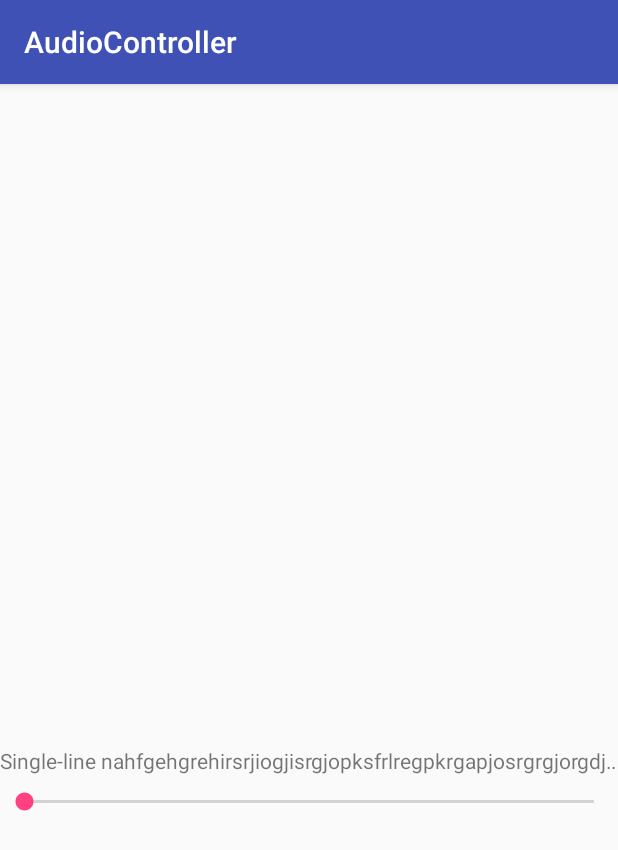
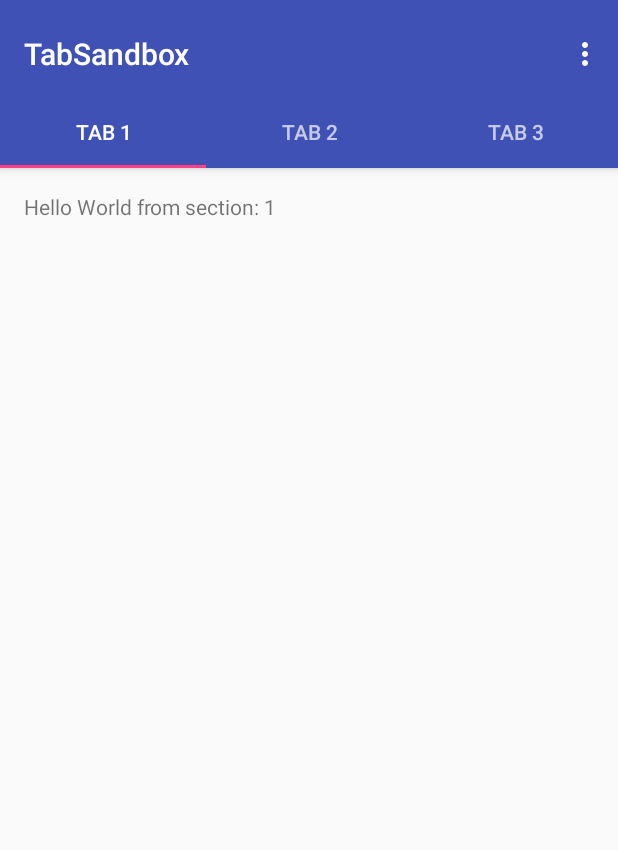
Before and after one commit to onejosharmy/Sprint3, an Android app: the screen it shows after launch (MainActivity), on a phone screen of 412 x 824 dp. Shown: the top 850 px of the screen. Run offline under Robolectric (Android 15) with nearby library versions, the phone set to English and light mode, and no system bars.

Commit message:
Redone layout, now has 3 functioning tabs w/ a seek bar. Can't get bar to show at bottom.

```diff
--- a/app/build.gradle
+++ b/app/build.gradle
@@ -21,6 +21,7 @@
 dependencies {
     implementation fileTree(dir: 'libs', include: ['*.jar'])
     implementation 'com.android.support:appcompat-v7:26.1.0'
+    implementation 'com.android.support:design:26.1.0'
     implementation 'com.android.support.constraint:constraint-layout:1.0.2'
     testImplementation 'junit:junit:4.12'
     androidTestImplementation 'com.android.support.test:runner:1.0.1'
--- a/app/src/main/AndroidManifest.xml
+++ b/app/src/main/AndroidManifest.xml
@@ -9,7 +9,10 @@
         android:roundIcon="@mipmap/ic_launcher_round"
         android:supportsRtl="true"
         android:theme="@style/AppTheme">
-        <activity android:name=".MainActivity">
+        <activity
+            android:name=".MainActivity"
+            android:label="@string/app_name"
+            android:theme="@style/AppTheme.NoActionBar">
             <intent-filter>
                 <action android:name="android.intent.action.MAIN" />
 
--- a/app/src/main/java/media/cs4985/westga/edu/audiocontroller/MainActivity.java
+++ b/app/src/main/java/media/cs4985/westga/edu/audiocontroller/MainActivity.java
@@ -1,16 +1,141 @@
 package media.cs4985.westga.edu.audiocontroller;
 
+import android.support.design.widget.TabLayout;
 import android.support.v7.app.AppCompatActivity;
+import android.support.v7.widget.Toolbar;
+
+import android.support.v4.app.Fragment;
+import android.support.v4.app.FragmentManager;
+import android.support.v4.app.FragmentPagerAdapter;
+import android.support.v4.view.ViewPager;
 import android.os.Bundle;
+import android.view.LayoutInflater;
+import android.view.Menu;
+import android.view.MenuItem;
+import android.view.View;
+import android.view.ViewGroup;
+
 import android.widget.TextView;
 
+
 public class MainActivity extends AppCompatActivity {
+
+    /**
+     * The {@link android.support.v4.view.PagerAdapter} that will provide
+     * fragments for each of the sections. We use a
+     * {@link FragmentPagerAdapter} derivative, which will keep every
+     * loaded fragment in memory. If this becomes too memory intensive, it
+     * may be best to switch to a
+     * {@link android.support.v4.app.FragmentStatePagerAdapter}.
+     */
+    private SectionsPagerAdapter mSectionsPagerAdapter;
+
+    /**
+     * The {@link ViewPager} that will host the section contents.
+     */
+    private ViewPager mViewPager;
 
     @Override
     protected void onCreate(Bundle savedInstanceState) {
         super.onCreate(savedInstanceState);
         setContentView(R.layout.activity_main);
-        TextView view = findViewById(R.id.musicName);
-        view.setSelected(true);
+
+        Toolbar toolbar = (Toolbar) findViewById(R.id.toolbar);
+        setSupportActionBar(toolbar);
+        // Create the adapter that will return a fragment for each of the three
+        // primary sections of the activity.
+        mSectionsPagerAdapter = new SectionsPagerAdapter(getSupportFragmentManager());
+
+        // Set up the ViewPager with the sections adapter.
+        mViewPager = (ViewPager) findViewById(R.id.container);
+        mViewPager.setAdapter(mSectionsPagerAdapter);
+
+        TabLayout tabLayout = (TabLayout) findViewById(R.id.tabs);
+
+        mViewPager.addOnPageChangeListener(new TabLayout.TabLayoutOnPageChangeListener(tabLayout));
+        tabLayout.addOnTabSelectedListener(new TabLayout.ViewPagerOnTabSelectedListener(mViewPager));
+
+    }
+
+
+    @Override
+    public boolean onCreateOptionsMenu(Menu menu) {
+        // Inflate the menu; this adds items to the action bar if it is present.
+        getMenuInflater().inflate(R.menu.menu_main, menu);
+        return true;
+    }
+
+    @Override
+    public boolean onOptionsItemSelected(MenuItem item) {
+        // Handle action bar item clicks here. The action bar will
+        // automatically handle clicks on the Home/Up button, so long
+        // as you specify a parent activity in AndroidManifest.xml.
+        int id = item.getItemId();
+
+        //noinspection SimplifiableIfStatement
+        if (id == R.id.action_settings) {
+            return true;
+        }
+
+        return super.onOptionsItemSelected(item);
+    }
+
+    /**
+     * A placeholder fragment containing a simple view.
+     */
+    public static class PlaceholderFragment extends Fragment {
+        /**
+         * The fragment argument representing the section number for this
+         * fragment.
+         */
+        private static final String ARG_SECTION_NUMBER = "section_number";
+
+        public PlaceholderFragment() {
+        }
+
+        /**
+         * Returns a new instance of this fragment for the given section
+         * number.
+         */
+        public static PlaceholderFragment newInstance(int sectionNumber) {
+            PlaceholderFragment fragment = new PlaceholderFragment();
+            Bundle args = new Bundle();
+            args.putInt(ARG_SECTION_NUMBER, sectionNumber);
+            fragment.setArguments(args);
+            return fragment;
+        }
+
+        @Override
+        public View onCreateView(LayoutInflater inflater, ViewGroup container,
+                                 Bundle savedInstanceState) {
+            View rootView = inflater.inflate(R.layout.fragment_main, container, false);
+            TextView textView = (TextView) rootView.findViewById(R.id.section_label);
+            textView.setText(getString(R.string.section_format, getArguments().getInt(ARG_SECTION_NUMBER)));
+            return rootView;
+        }
+    }
+
+    /**
+     * A {@link FragmentPagerAdapter} that returns a fragment corresponding to
+     * one of the sections/tabs/pages.
+     */
+    public class SectionsPagerAdapter extends FragmentPagerAdapter {
+
+        public SectionsPagerAdapter(FragmentManager fm) {
+            super(fm);
+        }
+
+        @Override
+        public Fragment getItem(int position) {
+            // getItem is called to instantiate the fragment for the given page.
+            // Return a PlaceholderFragment (defined as a static inner class below).
+            return PlaceholderFragment.newInstance(position + 1);
+        }
+
+        @Override
+        public int getCount() {
+            // Show 3 total pages.
+            return 3;
+        }
     }
 }
--- a/app/src/main/res/layout/activity_main.xml
+++ b/app/src/main/res/layout/activity_main.xml
@@ -1,76 +1,63 @@
 <?xml version="1.0" encoding="utf-8"?>
-<LinearLayout xmlns:android="http://schemas.android.com/apk/res/android"
+<android.support.design.widget.CoordinatorLayout xmlns:android="http://schemas.android.com/apk/res/android"
+    xmlns:app="http://schemas.android.com/apk/res-auto"
     xmlns:tools="http://schemas.android.com/tools"
+    android:id="@+id/main_content"
     android:layout_width="match_parent"
     android:layout_height="match_parent"
-    android:orientation="vertical"
+    android:fitsSystemWindows="true"
     tools:context="media.cs4985.westga.edu.audiocontroller.MainActivity">
 
-    <TabHost
+    <android.support.design.widget.AppBarLayout
+        android:id="@+id/appbar"
         android:layout_width="match_parent"
-        android:layout_height="441dp">
+        android:layout_height="wrap_content"
+        android:paddingTop="@dimen/appbar_padding_top"
+        android:theme="@style/AppTheme.AppBarOverlay">
 
-        <LinearLayout
+        <android.support.v7.widget.Toolbar
+            android:id="@+id/toolbar"
             android:layout_width="match_parent"
-            android:layout_height="473dp"
-            android:orientation="vertical">
+            android:layout_height="?attr/actionBarSize"
+            android:layout_weight="1"
+            android:background="?attr/colorPrimary"
+            app:layout_scrollFlags="scroll|enterAlways"
+            app:popupTheme="@style/AppTheme.PopupOverlay"
+            app:title="@string/app_name">
 
-            <TabWidget
-                android:id="@android:id/tabs"
-                android:layout_width="match_parent"
-                android:layout_height="wrap_content" />
+        </android.support.v7.widget.Toolbar>
 
-            <FrameLayout
-                android:id="@android:id/tabcontent"
-                android:layout_width="match_parent"
-                android:layout_height="match_parent">
+        <android.support.design.widget.TabLayout
+            android:id="@+id/tabs"
+            android:layout_width="match_parent"
+            android:layout_height="wrap_content">
 
-                <LinearLayout
-                    android:id="@+id/tab1"
-                    android:layout_width="match_parent"
-                    android:layout_height="match_parent"
-                    android:orientation="vertical">
+            <android.support.design.widget.TabItem
+                android:id="@+id/tabItem"
+                android:layout_width="wrap_content"
+                android:layout_height="wrap_content"
+                android:text="@string/tab_text_1" />
 
-                    <ListView
-                        android:layout_width="match_parent"
-                        android:layout_height="match_parent" />
+            <android.support.design.widget.TabItem
+                android:id="@+id/tabItem2"
+                android:layout_width="wrap_content"
+                android:layout_height="wrap_content"
+                android:text="@string/tab_text_2" />
 
-                </LinearLayout>
+            <android.support.design.widget.TabItem
+                android:id="@+id/tabItem3"
+                android:layout_width="wrap_content"
+                android:layout_height="wrap_content"
+                android:text="@string/tab_text_3" />
 
-                <LinearLayout
-                    android:id="@+id/tab2"
-                    android:layout_width="match_parent"
-                    android:layout_height="match_parent"
-                    android:orientation="vertical">
+        </android.support.design.widget.TabLayout>
 
-                </LinearLayout>
+    </android.support.design.widget.AppBarLayout>
 
-                <LinearLayout
-                    android:id="@+id/tab3"
-                    android:layout_width="match_parent"
-                    android:layout_height="match_parent"
-                    android:orientation="vertical">
+    <android.support.v4.view.ViewPager
+        android:id="@+id/container"
+        android:layout_width="match_parent"
+        android:layout_height="match_parent"
+        app:layout_behavior="@string/appbar_scrolling_view_behavior" />
 
-                </LinearLayout>
-            </FrameLayout>
-        </LinearLayout>
-    </TabHost>
-
-    <TextView
-        android:id="@+id/musicName"
-        android:layout_width="wrap_content"
-        android:layout_height="20dp"
-        android:ellipsize="marquee"
-        android:focusable="true"
-        android:focusableInTouchMode="true"
-        android:marqueeRepeatLimit="marquee_forever"
-        android:scrollHorizontally="true"
-        android:singleLine="true"
-        android:text="Single-line nahfgehgrehirsrjiogjisrgjopksfrlregpkrgapjosrgrgjorgdjorganjosrgahirghio text view that scrolls automatically if the text is too long to fit in the widget" />
-
-    <SeekBar
-        android:id="@+id/seekBar3"
-        android:layout_width="match_parent"
-        android:layout_height="35dp" />
-
-</LinearLayout>
+</android.support.design.widget.CoordinatorLayout>
--- /dev/null
+++ b/app/src/main/res/layout/fragment_main.xml
@@ -0,0 +1,34 @@
+<android.support.constraint.ConstraintLayout xmlns:android="http://schemas.android.com/apk/res/android"
+    xmlns:app="http://schemas.android.com/apk/res-auto"
+    xmlns:tools="http://schemas.android.com/tools"
+    android:id="@+id/constraintLayout"
+    android:layout_width="match_parent"
+    android:layout_height="match_parent"
+    tools:context="media.cs4985.westga.edu.audiocontroller.MainActivity$PlaceholderFragment">
+
+    <TextView
+        android:id="@+id/section_label"
+        android:layout_width="wrap_content"
+        android:layout_height="wrap_content"
+        android:layout_marginBottom="@dimen/activity_vertical_margin"
+        android:layout_marginEnd="@dimen/activity_horizontal_margin"
+        android:layout_marginStart="@dimen/activity_horizontal_margin"
+        android:layout_marginTop="@dimen/activity_vertical_margin"
+        app:layout_constraintLeft_toLeftOf="parent"
+        app:layout_constraintTop_toTopOf="@+id/constraintLayout"
+        tools:layout_constraintLeft_creator="1"
+        tools:layout_constraintTop_creator="1" />
+
+    <SeekBar
+        android:id="@+id/seekBar"
+        android:layout_width="380dp"
+        android:layout_height="57dp"
+        android:layout_marginBottom="8dp"
+        android:layout_marginEnd="8dp"
+        android:layout_marginStart="8dp"
+        app:layout_constraintBottom_toBottomOf="parent"
+        app:layout_constraintEnd_toEndOf="parent"
+        app:layout_constraintStart_toStartOf="parent"
+        app:layout_constraintTop_toBottomOf="parent" />
+
+</android.support.constraint.ConstraintLayout>
--- /dev/null
+++ b/app/src/main/res/menu/menu_main.xml
@@ -0,0 +1,10 @@
+<menu xmlns:android="http://schemas.android.com/apk/res/android"
+    xmlns:app="http://schemas.android.com/apk/res-auto"
+    xmlns:tools="http://schemas.android.com/tools"
+    tools:context="media.cs4985.westga.edu.tabsandbox.MainActivity">
+    <item
+        android:id="@+id/action_settings"
+        android:orderInCategory="100"
+        android:title="@string/action_settings"
+        app:showAsAction="never" />
+</menu>
--- /dev/null
+++ b/app/src/main/res/values-w820dp/dimens.xml
@@ -0,0 +1,6 @@
+<resources>
+    <!-- Example customization of dimensions originally defined in res/values/dimens.xml
+         (such as screen margins) for screens with more than 820dp of available width. This
+         would include 7" and 10" devices in landscape (~960dp and ~1280dp respectively). -->
+    <dimen name="activity_horizontal_margin">64dp</dimen>
+</resources>
--- /dev/null
+++ b/app/src/main/res/values/dimens.xml
@@ -0,0 +1,7 @@
+<resources>
+    <!-- Default screen margins, per the Android Design guidelines. -->
+    <dimen name="activity_horizontal_margin">16dp</dimen>
+    <dimen name="activity_vertical_margin">16dp</dimen>
+    <dimen name="fab_margin">16dp</dimen>
+    <dimen name="appbar_padding_top">8dp</dimen>
+</resources>
--- a/app/src/main/res/values/strings.xml
+++ b/app/src/main/res/values/strings.xml
@@ -1,3 +1,8 @@
 <resources>
-    <string name="app_name">AudioController</string>
+    <string name="app_name">TabSandbox</string>
+    <string name="tab_text_1">Tab 1</string>
+    <string name="tab_text_2">Tab 2</string>
+    <string name="tab_text_3">Tab 3</string>
+    <string name="action_settings">Settings</string>
+    <string name="section_format">Hello World from section: %1$d</string>
 </resources>
--- a/app/src/main/res/values/styles.xml
+++ b/app/src/main/res/values/styles.xml
@@ -8,4 +8,13 @@
         <item name="colorAccent">@color/colorAccent</item>
     </style>
 
+    <style name="AppTheme.NoActionBar">
+        <item name="windowActionBar">false</item>
+        <item name="windowNoTitle">true</item>
+    </style>
+
+    <style name="AppTheme.AppBarOverlay" parent="ThemeOverlay.AppCompat.Dark.ActionBar" />
+
+    <style name="AppTheme.PopupOverlay" parent="ThemeOverlay.AppCompat.Light" />
+
 </resources>
```
